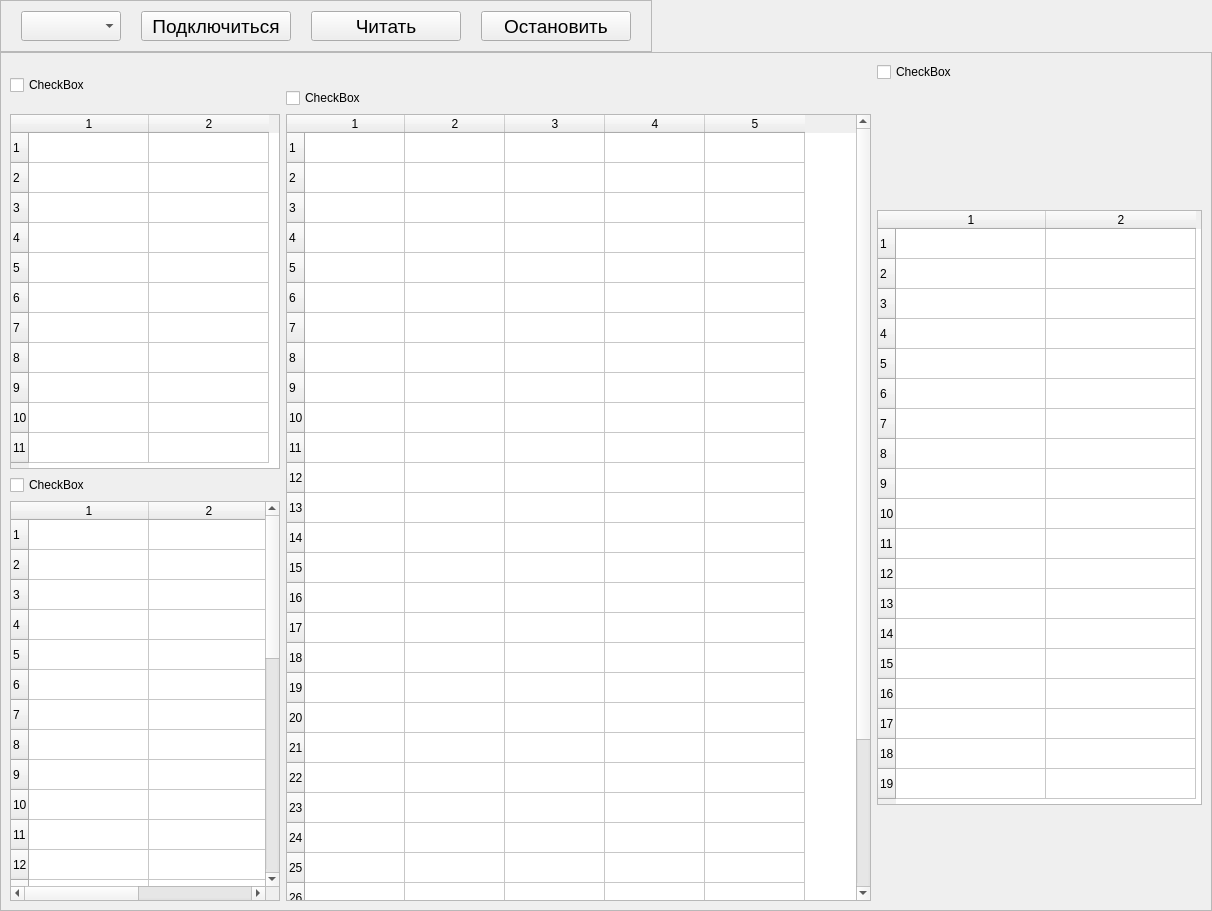
First picture: the form in ui/MainUi.ui, repository Skorikof/ControlSet_CU8_TGSM, before the edit.
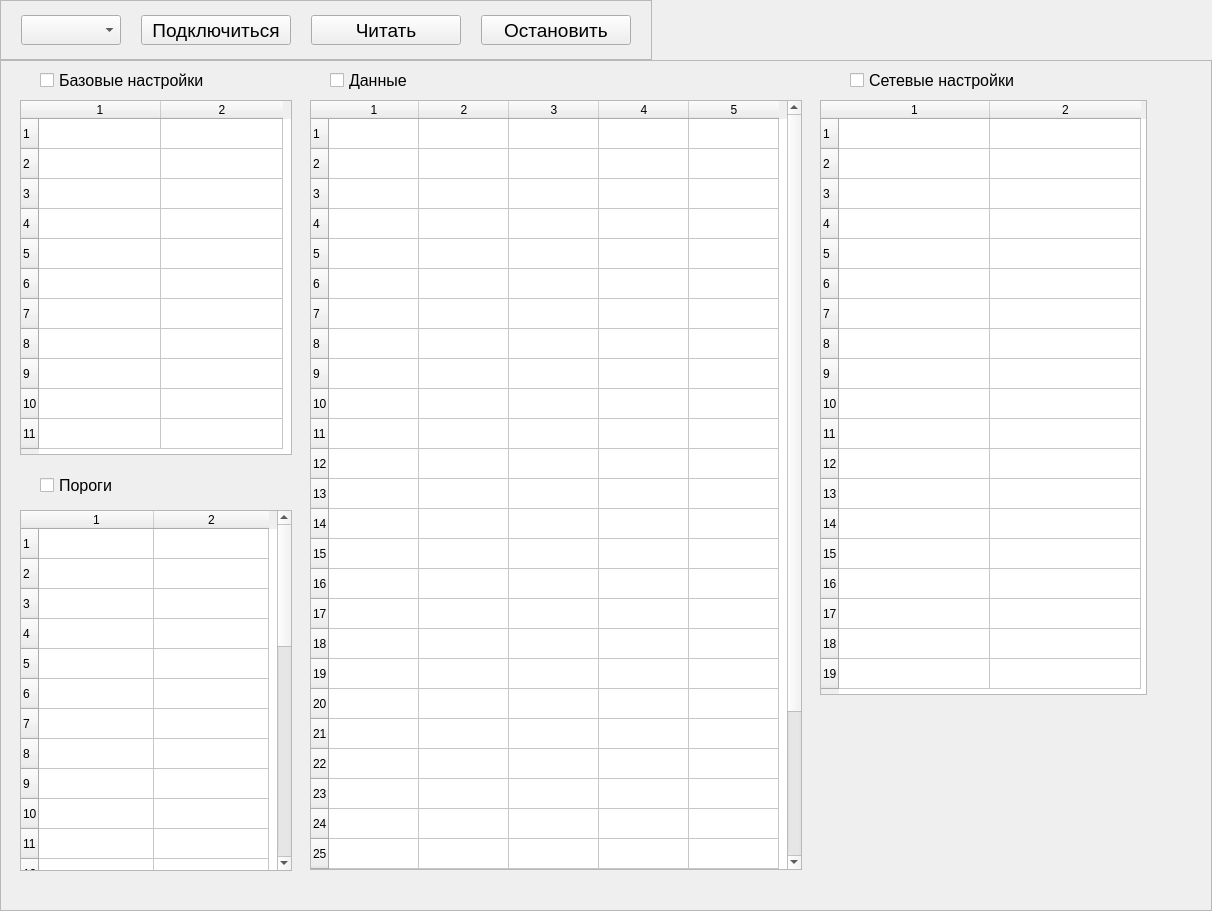
Second picture: the form after the edit.

Patch:
```diff
--- a/ui/MainUi.ui
+++ b/ui/MainUi.ui
@@ -174,133 +174,24 @@
       <property name="frameShadow">
        <enum>QFrame::Raised</enum>
       </property>
-      <layout class="QGridLayout" name="gridLayout">
-       <item row="0" column="0" rowspan="2">
-        <widget class="QCheckBox" name="checkBox">
-         <property name="text">
-          <string>CheckBox</string>
-         </property>
-        </widget>
-       </item>
-       <item row="0" column="2">
-        <widget class="QCheckBox" name="checkBox_4">
-         <property name="text">
-          <string>CheckBox</string>
-         </property>
-        </widget>
-       </item>
-       <item row="1" column="1">
-        <widget class="QCheckBox" name="checkBox_3">
-         <property name="text">
-          <string>CheckBox</string>
-         </property>
-        </widget>
-       </item>
-       <item row="2" column="0">
-        <widget class="QTableWidget" name="tableWidget">
+      <widget class="QTableWidget" name="threshold_table">
+       <property name="geometry">
+        <rect>
+         <x>20</x>
+         <y>450</y>
+         <width>272</width>
+         <height>361</height>
+        </rect>
+       </property>
          <property name="minimumSize">
           <size>
-           <width>270</width>
-           <height>355</height>
-          </size>
-         </property>
-         <property name="maximumSize">
-          <size>
-           <width>270</width>
-           <height>355</height>
-          </size>
-         </property>
-         <property name="rowCount">
-          <number>11</number>
-         </property>
-         <property name="columnCount">
-          <number>2</number>
-         </property>
-         <attribute name="horizontalHeaderDefaultSectionSize">
-          <number>120</number>
-         </attribute>
-         <row/>
-         <row/>
-         <row/>
-         <row/>
-         <row/>
-         <row/>
-         <row/>
-         <row/>
-         <row/>
-         <row/>
-         <row/>
-         <column/>
-         <column/>
-        </widget>
-       </item>
-       <item row="2" column="1" rowspan="3">
-        <widget class="QTableWidget" name="tableWidget_2">
-         <property name="rowCount">
-          <number>31</number>
-         </property>
-         <property name="columnCount">
-          <number>5</number>
-         </property>
-         <attribute name="horizontalHeaderDefaultSectionSize">
-          <number>100</number>
-         </attribute>
-         <row/>
-         <row/>
-         <row/>
-         <row/>
-         <row/>
-         <row/>
-         <row/>
-         <row/>
-         <row/>
-         <row/>
-         <row/>
-         <row/>
-         <row/>
-         <row/>
-         <row/>
-         <row/>
-         <row/>
-         <row/>
-         <row/>
-         <row/>
-         <row/>
-         <row/>
-         <row/>
-         <row/>
-         <row/>
-         <row/>
-         <row/>
-         <row/>
-         <row/>
-         <row/>
-         <row/>
-         <column/>
-         <column/>
-         <column/>
-         <column/>
-         <column/>
-        </widget>
-       </item>
-       <item row="3" column="0">
-        <widget class="QCheckBox" name="checkBox_2">
-         <property name="text">
-          <string>CheckBox</string>
-         </property>
-        </widget>
-       </item>
-       <item row="4" column="0">
-        <widget class="QTableWidget" name="tableWidget_3">
-         <property name="minimumSize">
-          <size>
-           <width>270</width>
+         <width>272</width>
            <height>325</height>
           </size>
          </property>
          <property name="maximumSize">
           <size>
-           <width>270</width>
+         <width>272</width>
            <height>16777215</height>
           </size>
          </property>
@@ -310,11 +201,154 @@
          <property name="columnCount">
           <number>2</number>
          </property>
+       <attribute name="horizontalHeaderDefaultSectionSize">
+        <number>115</number>
+       </attribute>
          <attribute name="horizontalHeaderMinimumSectionSize">
           <number>39</number>
          </attribute>
+       <row/>
+       <row/>
+       <row/>
+       <row/>
+       <row/>
+       <row/>
+       <row/>
+       <row/>
+       <row/>
+       <row/>
+       <row/>
+       <row/>
+       <row/>
+       <row/>
+       <row/>
+       <row/>
+       <row/>
+       <row/>
+       <row/>
+       <row/>
+       <row/>
+       <row/>
+       <row/>
+       <row/>
+       <row/>
+       <row/>
+       <row/>
+       <row/>
+       <row/>
+       <row/>
+       <column/>
+       <column/>
+       <item row="1" column="1">
+        <property name="text">
+         <string/>
+        </property>
+       </item>
+      </widget>
+      <widget class="QCheckBox" name="data_chb">
+       <property name="geometry">
+        <rect>
+         <x>330</x>
+         <y>5</y>
+         <width>200</width>
+         <height>30</height>
+        </rect>
+       </property>
+       <property name="minimumSize">
+        <size>
+         <width>200</width>
+         <height>30</height>
+        </size>
+       </property>
+       <property name="font">
+        <font>
+         <family>Arial</family>
+         <pointsize>12</pointsize>
+        </font>
+       </property>
+       <property name="text">
+        <string>Данные</string>
+       </property>
+      </widget>
+      <widget class="QCheckBox" name="basic_set_chb">
+       <property name="geometry">
+        <rect>
+         <x>40</x>
+         <y>5</y>
+         <width>200</width>
+         <height>30</height>
+        </rect>
+       </property>
+       <property name="minimumSize">
+        <size>
+         <width>200</width>
+         <height>30</height>
+        </size>
+       </property>
+       <property name="font">
+        <font>
+         <family>Arial</family>
+         <pointsize>12</pointsize>
+        </font>
+       </property>
+       <property name="text">
+        <string>Базовые настройки</string>
+       </property>
+      </widget>
+      <widget class="QCheckBox" name="con_set_chb">
+       <property name="geometry">
+        <rect>
+         <x>850</x>
+         <y>5</y>
+         <width>200</width>
+         <height>30</height>
+        </rect>
+       </property>
+       <property name="minimumSize">
+        <size>
+         <width>200</width>
+         <height>30</height>
+        </size>
+       </property>
+       <property name="font">
+        <font>
+         <family>Arial</family>
+         <pointsize>12</pointsize>
+        </font>
+       </property>
+       <property name="text">
+        <string>Сетевые настройки</string>
+       </property>
+      </widget>
+      <widget class="QTableWidget" name="basic_set_table">
+       <property name="geometry">
+        <rect>
+         <x>20</x>
+         <y>40</y>
+         <width>272</width>
+         <height>355</height>
+        </rect>
+       </property>
+       <property name="minimumSize">
+        <size>
+         <width>272</width>
+         <height>355</height>
+        </size>
+       </property>
+       <property name="maximumSize">
+        <size>
+         <width>272</width>
+         <height>355</height>
+        </size>
+       </property>
+       <property name="rowCount">
+        <number>11</number>
+       </property>
+       <property name="columnCount">
+        <number>2</number>
+       </property>
          <attribute name="horizontalHeaderDefaultSectionSize">
-          <number>120</number>
+        <number>122</number>
          </attribute>
          <row/>
          <row/>
@@ -327,40 +361,43 @@
          <row/>
          <row/>
          <row/>
-         <row/>
-         <row/>
-         <row/>
-         <row/>
-         <row/>
-         <row/>
-         <row/>
-         <row/>
-         <row/>
-         <row/>
-         <row/>
-         <row/>
-         <row/>
-         <row/>
-         <row/>
-         <row/>
-         <row/>
-         <row/>
-         <row/>
          <column/>
          <column/>
-        </widget>
-       </item>
-       <item row="2" column="2" rowspan="3">
-        <widget class="QTableWidget" name="tableWidget_4">
+       <item row="0" column="0">
+        <property name="text">
+         <string/>
+        </property>
+        <property name="font">
+         <font>
+          <family>MS Shell Dlg 2</family>
+          <pointsize>8</pointsize>
+         </font>
+        </property>
+       </item>
+       <item row="8" column="1">
+        <property name="text">
+         <string/>
+        </property>
+       </item>
+      </widget>
+      <widget class="QTableWidget" name="con_set_table">
+       <property name="geometry">
+        <rect>
+         <x>820</x>
+         <y>40</y>
+         <width>327</width>
+         <height>595</height>
+        </rect>
+       </property>
          <property name="minimumSize">
           <size>
-           <width>325</width>
-           <height>0</height>
+         <width>327</width>
+         <height>595</height>
           </size>
          </property>
          <property name="maximumSize">
           <size>
-           <width>325</width>
+         <width>327</width>
            <height>595</height>
           </size>
          </property>
@@ -370,12 +407,12 @@
          <property name="columnCount">
           <number>2</number>
          </property>
+       <attribute name="horizontalHeaderDefaultSectionSize">
+        <number>151</number>
+       </attribute>
          <attribute name="horizontalHeaderMinimumSectionSize">
           <number>50</number>
          </attribute>
-         <attribute name="horizontalHeaderDefaultSectionSize">
-          <number>150</number>
-         </attribute>
          <attribute name="verticalHeaderDefaultSectionSize">
           <number>30</number>
          </attribute>
@@ -401,8 +438,98 @@
          <column/>
          <column/>
         </widget>
-       </item>
-      </layout>
+      <widget class="QCheckBox" name="threshold_chb">
+       <property name="geometry">
+        <rect>
+         <x>40</x>
+         <y>410</y>
+         <width>200</width>
+         <height>30</height>
+        </rect>
+       </property>
+       <property name="minimumSize">
+        <size>
+         <width>200</width>
+         <height>30</height>
+        </size>
+       </property>
+       <property name="font">
+        <font>
+         <family>Arial</family>
+         <pointsize>12</pointsize>
+        </font>
+       </property>
+       <property name="text">
+        <string>Пороги</string>
+       </property>
+      </widget>
+      <widget class="QTableWidget" name="data_table">
+       <property name="geometry">
+        <rect>
+         <x>310</x>
+         <y>40</y>
+         <width>492</width>
+         <height>770</height>
+        </rect>
+       </property>
+       <property name="minimumSize">
+        <size>
+         <width>492</width>
+         <height>770</height>
+        </size>
+       </property>
+       <property name="maximumSize">
+        <size>
+         <width>492</width>
+         <height>16777215</height>
+        </size>
+       </property>
+       <property name="rowCount">
+        <number>31</number>
+       </property>
+       <property name="columnCount">
+        <number>5</number>
+       </property>
+       <attribute name="horizontalHeaderDefaultSectionSize">
+        <number>90</number>
+       </attribute>
+       <row/>
+       <row/>
+       <row/>
+       <row/>
+       <row/>
+       <row/>
+       <row/>
+       <row/>
+       <row/>
+       <row/>
+       <row/>
+       <row/>
+       <row/>
+       <row/>
+       <row/>
+       <row/>
+       <row/>
+       <row/>
+       <row/>
+       <row/>
+       <row/>
+       <row/>
+       <row/>
+       <row/>
+       <row/>
+       <row/>
+       <row/>
+       <row/>
+       <row/>
+       <row/>
+       <row/>
+       <column/>
+       <column/>
+       <column/>
+       <column/>
+       <column/>
+      </widget>
      </widget>
     </item>
    </layout>
```
Left out of the diff: 8 changed lines with no effect on the pictures. Lines whose indentation alone changed are shown as unchanged.
